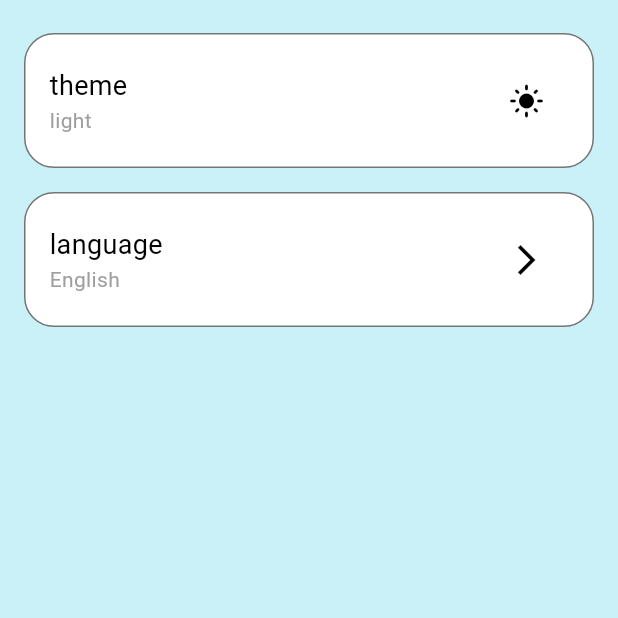
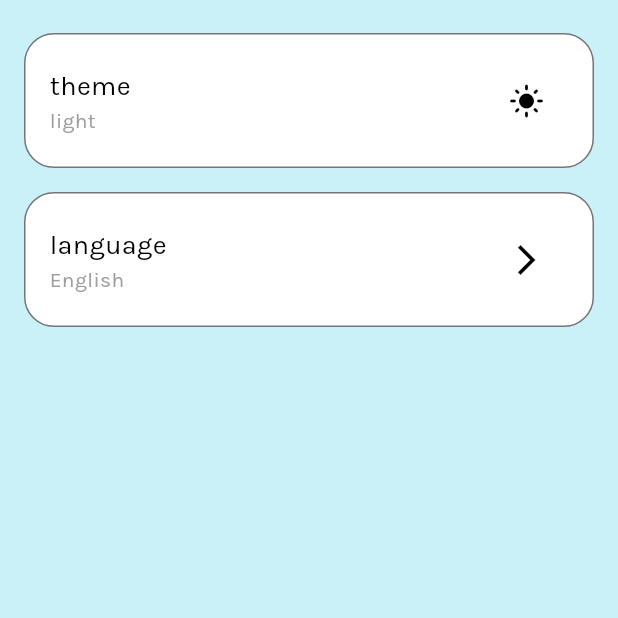
Before and after one commit to iWOLFSTEIN/flutter-base-project, a Flutter app: the Settings screen opened directly, on a phone screen of 412 x 824 dp, the top half of it. Run offline on Flutter 3.47's test engine with Material 3 defaults, Android fonts, the phone set to English and light mode, and no system bars; our stand-ins replace bloc, easy_localization, equatable, flutter_bloc, gap, get_it and 2 more; missing offline and left inert: easy_localization_loader; accounts and stored records are empty.

Commit message:
code updated

```diff
--- /dev/null
+++ b/lib/config/config.dart
@@ -0,0 +1,10 @@
+import 'package:flutter_base_project/config/languages/language.dart';
+import 'package:flutter_base_project/config/languages/language_config.dart';
+import 'package:flutter_base_project/core/constants/app_constants.dart';
+
+class Config {
+  static const String fontFamily = 'Karla';
+  static const String defaultTheme = AppConstants.light;
+  static final Language defaultLanguage =
+      LanguageConfig.defaultLanguage(AppConstants.english);
+}
--- a/lib/config/languages/language_config.dart
+++ b/lib/config/languages/language_config.dart
@@ -1,32 +1,35 @@
 import 'package:flutter/material.dart';
 import 'package:flutter_base_project/config/languages/language.dart';
+import 'package:flutter_base_project/core/constants/app_constants.dart';
 
 /// To add a language in the app, add a translation in csv file placed in assets/translations
 /// Then, add a key, local and label below.
 /// Set a default language using defaultLanguage variable.
 class LanguageConfig {
   // Keys
-  static const String _english = "english";
-  static const String _urdu = "urdu";
-  static const String _hindi = "hindi";
-  static const List<String> _keys = [_english, _urdu, _hindi];
+  static const List<String> _keys = [
+    AppConstants.english,
+    AppConstants.urdu,
+    AppConstants.hindi
+  ];
 
   // Locales
   static const Map<String, Locale> _locales = {
-    _english: Locale('en'),
-    _urdu: Locale('ur'),
-    _hindi: Locale('hi'),
+    AppConstants.english: Locale('en'),
+    AppConstants.urdu: Locale('ur'),
+    AppConstants.hindi: Locale('hi'),
   };
 
   // Labels
   static const Map<String, String> _labels = {
-    _english: "English",
-    _urdu: "اردو",
-    _hindi: "नहीं",
+    AppConstants.english: "English",
+    AppConstants.urdu: "اردو",
+    AppConstants.hindi: "नहीं",
   };
 
-  static Language defaultLanguage =
-      Language(name: _labels[_english]!, locale: _locales[_english]!);
+  static Language defaultLanguage(key) =>
+      Language(name: _labels[key]!, locale: _locales[key]!);
+
   static List<Language> get languages => _keys
       .map((key) => Language(name: _labels[key]!, locale: _locales[key]!))
       .toList();
--- a/lib/config/theme/dark.dart
+++ b/lib/config/theme/dark.dart
@@ -1,4 +1,5 @@
 import 'package:flutter/material.dart';
+import 'package:flutter_base_project/config/config.dart';
 import 'package:flutter_base_project/config/theme/base.dart';
 import 'package:flutter_base_project/core/constants/app_constants.dart';
 
@@ -24,6 +25,7 @@ class DarkTheme implements BaseTheme {
 
   @override
   late final ThemeData themeData = ThemeData(
+      fontFamily: Config.fontFamily,
       appBarTheme: AppBarTheme(
         backgroundColor: identity,
         titleTextStyle: TextStyle(
--- a/lib/config/theme/light.dart
+++ b/lib/config/theme/light.dart
@@ -1,4 +1,5 @@
 import 'package:flutter/material.dart';
+import 'package:flutter_base_project/config/config.dart';
 import 'package:flutter_base_project/config/theme/base.dart';
 import 'package:flutter_base_project/core/constants/app_constants.dart';
 
@@ -24,6 +25,7 @@ class LightTheme implements BaseTheme {
 
   @override
   late final ThemeData themeData = ThemeData(
+      fontFamily: Config.fontFamily,
       appBarTheme: AppBarTheme(
         backgroundColor: identity,
         titleTextStyle: TextStyle(
--- a/lib/core/constants/app_constants.dart
+++ b/lib/core/constants/app_constants.dart
@@ -28,6 +28,11 @@ class AppConstants {
   static const double gap22Px = 22.0;
   static const double gap24Px = 22.0;
 
+  // Languages
+  static const String english = "english";
+  static const String urdu = "urdu";
+  static const String hindi = "hindi";
+
   // Local Storage keys
   static const String theme = 'theme';
   static const String language = 'language';
--- a/lib/features/home/data/datasource/local/language_store.dart
+++ b/lib/features/home/data/datasource/local/language_store.dart
@@ -1,7 +1,7 @@
 import 'dart:convert';
 
+import 'package:flutter_base_project/config/config.dart';
 import 'package:flutter_base_project/config/languages/language.dart';
-import 'package:flutter_base_project/config/languages/language_config.dart';
 import 'package:flutter_base_project/core/constants/app_constants.dart';
 import 'package:flutter_base_project/features/home/data/managers/local/local_storage.dart';
 
@@ -13,7 +13,7 @@ class LanguageStore {
     final String? storedLanguage =
         _manager.getString(key: AppConstants.language);
     if (storedLanguage == null) {
-      return LanguageConfig.defaultLanguage;
+      return Config.defaultLanguage;
     }
     return Language.fromJson(jsonDecode(storedLanguage));
   }
--- a/lib/features/home/data/datasource/local/theme_store.dart
+++ b/lib/features/home/data/datasource/local/theme_store.dart
@@ -1,3 +1,4 @@
+import 'package:flutter_base_project/config/config.dart';
 import 'package:flutter_base_project/core/constants/app_constants.dart';
 import 'package:flutter_base_project/features/home/data/managers/local/local_storage.dart';
 
@@ -6,7 +7,7 @@ class ThemeStore {
   const ThemeStore(this._manager);
 
   String getTheme() {
-    return _manager.getString(key: AppConstants.theme) ?? AppConstants.light;
+    return _manager.getString(key: AppConstants.theme) ?? Config.defaultTheme;
   }
 
   Future<void> setTheme({required String theme}) async {
--- a/lib/main.dart
+++ b/lib/main.dart
@@ -1,5 +1,6 @@
 import 'package:easy_localization/easy_localization.dart';
 import 'package:flutter/material.dart';
+import 'package:flutter_base_project/config/config.dart';
 import 'package:flutter_bloc/flutter_bloc.dart';
 import 'package:flutter_base_project/config/languages/language_config.dart';
 import 'package:flutter_base_project/config/router/app_router.dart';
@@ -17,7 +18,7 @@ void main() async {
     runApp(EasyLocalization(
         assetLoader: CsvAssetLoader(),
         path: AppAssets.translations,
-        fallbackLocale: LanguageConfig.defaultLanguage.locale,
+        fallbackLocale: Config.defaultLanguage.locale,
         supportedLocales: LanguageConfig.locales,
         child: const MainApp()));
   } catch (e) {
```
Also changed, not shown: pubspec.yaml (+13 -0 lines), assets/fonts/Karla-Bold.ttf (added), assets/fonts/Karla-ExtraBold.ttf (added), assets/fonts/Karla-ExtraLight.ttf (added), assets/fonts/Karla-Light.ttf (added), assets/fonts/Karla-Medium.ttf (added), assets/fonts/Karla-Regular.ttf (added), assets/fonts/Karla-SemiBold.ttf (added).
